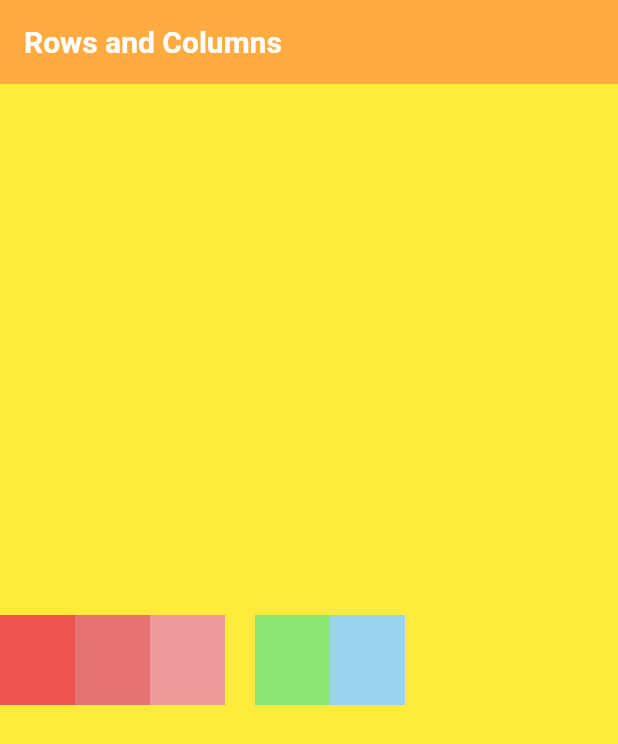
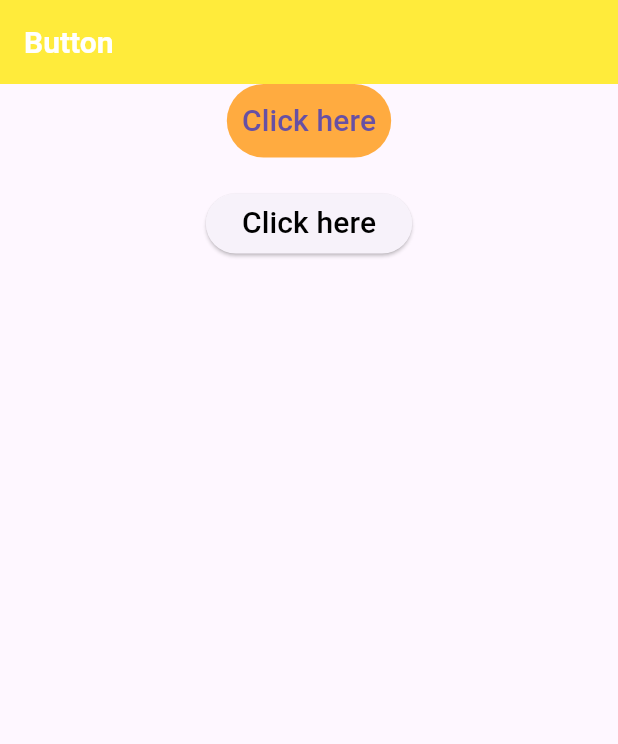
Before and after one commit to rohansakhare130/Flutter-Project-FC, a Flutter app: the screen it shows after launch, on a phone screen of 412 x 824 dp. Shown: the top 744 px of the screen. Run offline on Flutter 3.47's test engine with Material 3 defaults, Android fonts, the phone set to English and light mode, and no system bars.

Commit message:
add button

```diff
--- a/lib/main.dart
+++ b/lib/main.dart
@@ -1,6 +1,7 @@
 import 'package:flutter/material.dart';
+import 'package:project_fr/widgets/button.dart';
 // import 'package:project_fr/widgets/container_Sized.dart';
-import 'package:project_fr/widgets/rowsCols.dart';
+// import 'package:project_fr/widgets/rowsCols.dart';
 
 void main() {
   runApp(const MyApp());
@@ -17,7 +18,7 @@ class MyApp extends StatelessWidget {
         // brightness: Brightness.dark,
         primaryColor: Colors.deepPurple
       ),
-      home:Rowscols(),
+      home:const ButtonWidget(),
     );
   }
 }
--- /dev/null
+++ b/lib/widgets/button.dart
@@ -0,0 +1,45 @@
+import 'package:flutter/material.dart';
+
+class ButtonWidget extends StatelessWidget {
+  const ButtonWidget({super.key});
+
+  @override
+  Widget build(BuildContext context) {
+    return Scaffold(
+      appBar: AppBar(
+        backgroundColor: Colors.yellow,
+        title: const Text(
+          'Button',
+          style: TextStyle(
+              color: Colors.white, fontSize: 20, fontWeight: FontWeight.w600),
+        ),
+      ),
+      body: Column(
+        children: [
+          Center(
+              child: TextButton(
+                  style: ButtonStyle(
+                      padding: WidgetStatePropertyAll(EdgeInsets.all(10)),
+                      overlayColor: WidgetStatePropertyAll(Colors.black),
+                      elevation: WidgetStatePropertyAll(20),
+                      backgroundColor:
+                          WidgetStatePropertyAll(Colors.orangeAccent)),
+                  onPressed: () {},
+                  child: Text(
+                    'Click here',
+                    style: TextStyle(fontSize: 20),
+                  ))),
+          SizedBox(
+            height: 20,
+          ),
+          ElevatedButton(
+              onPressed: () {},
+              child: Text(
+                'Click here',
+                style: TextStyle(fontSize: 20, color: Colors.black),
+              ))
+        ],
+      ),
+    );
+  }
+}
```
